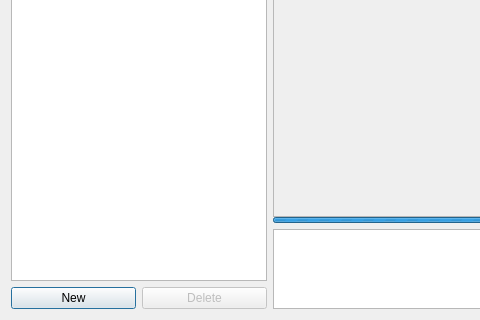
Above: GUI_UIs/ui_ai_chat.ui from ccbogel/QualCoder before the change; both pictures show x 0 to 480 and y 259 to 579 of the 946 by 579 pixel window. Below: the same form after it.
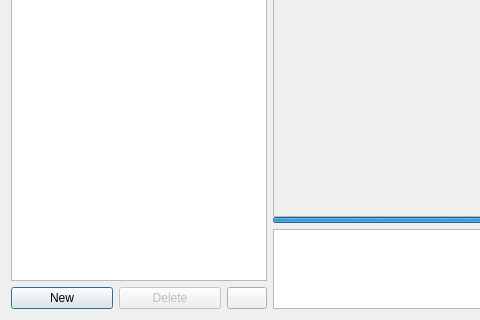
That is the form after the change.

Commit message: Added help buttons to ai_chat, ai_edit_prompts

What changed in the file:
```diff
--- a/GUI_UIs/ui_ai_chat.ui
+++ b/GUI_UIs/ui_ai_chat.ui
@@ -77,6 +77,28 @@
            </property>
           </widget>
          </item>
+         <item>
+          <widget class="QPushButton" name="pushButton_help">
+           <property name="sizePolicy">
+            <sizepolicy hsizetype="Fixed" vsizetype="Fixed">
+             <horstretch>0</horstretch>
+             <verstretch>0</verstretch>
+            </sizepolicy>
+           </property>
+           <property name="toolTip">
+            <string>Help</string>
+           </property>
+           <property name="text">
+            <string/>
+           </property>
+           <property name="iconSize">
+            <size>
+             <width>16</width>
+             <height>16</height>
+            </size>
+           </property>
+          </widget>
+         </item>
         </layout>
        </widget>
       </item>
```
Left out of the diff: 12 changed lines with no effect on the pictures. The commit also changes 5 other files.
